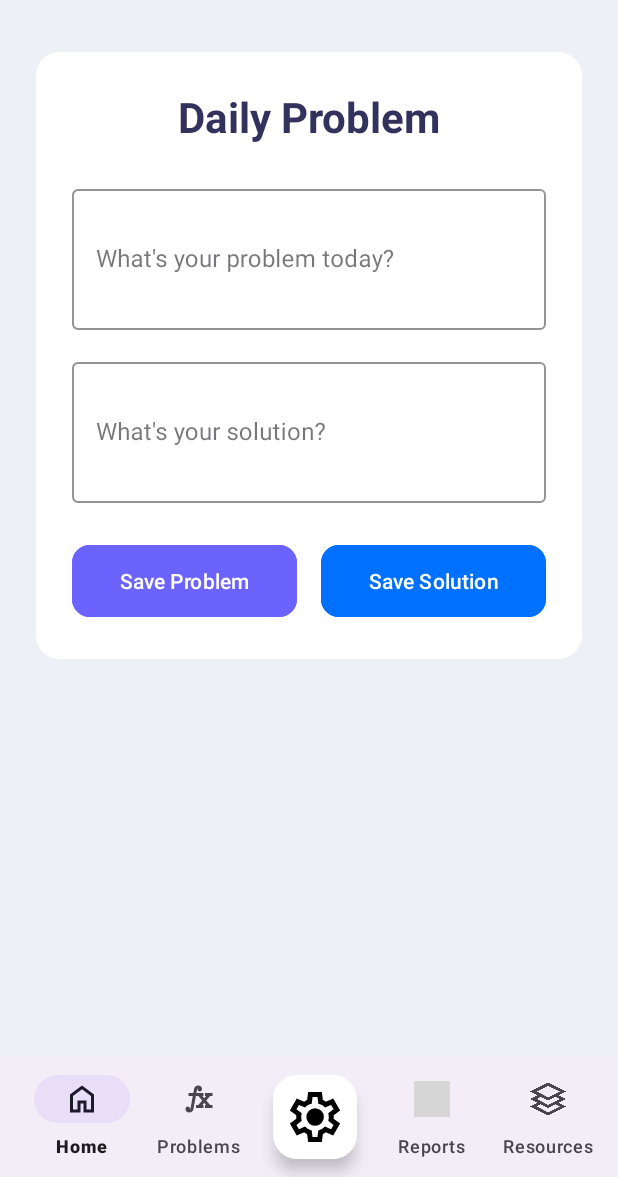
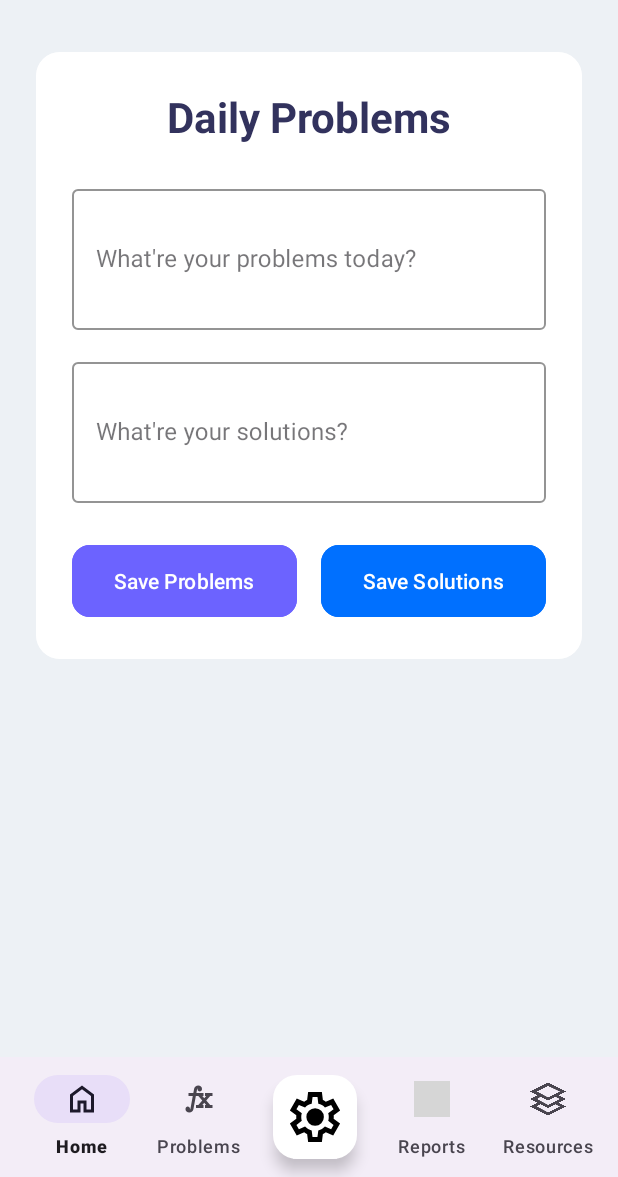
Before and after one commit to hamtadevosyan09/SolveStackAdmin, an Android app: the fragment AnswersFragment placed in its activity, on a phone screen of 412 x 824 dp, the part 59-1236 px from its top. Run offline under Robolectric (Android 15) with nearby library versions, the light colour scheme and no system bars; our stand-ins replace Firebase (no records; nobody signed in at launch, a user with empty details on screens opened directly); grey boxes are pictures that could not be loaded.

Commit message:
design changes

```diff
--- a/app/src/main/res/layout/fragment_answers.xml
+++ b/app/src/main/res/layout/fragment_answers.xml
@@ -36,7 +36,7 @@
                 <TextView
                     android:layout_width="match_parent"
                     android:layout_height="wrap_content"
-                    android:text="Daily Problem"
+                    android:text="Daily Problems"
                     android:gravity="center"
                     android:textSize="28sp"
                     android:textStyle="bold"
@@ -46,7 +46,7 @@
                     android:layout_width="match_parent"
                     android:layout_height="wrap_content"
                     android:layout_marginTop="24dp"
-                    android:hint="What's your problem today?"
+                    android:hint="What're your problems today?"
                     app:boxStrokeColor="@color/primary_blue"
                     app:hintTextColor="@color/secondary_text"
                     style="@style/Widget.MaterialComponents.TextInputLayout.OutlinedBox">
@@ -65,7 +65,7 @@
                     android:layout_width="match_parent"
                     android:layout_height="wrap_content"
                     android:layout_marginTop="16dp"
-                    android:hint="What's your solution?"
+                    android:hint="What're your solutions?"
                     app:boxStrokeColor="@color/primary_blue"
                     app:hintTextColor="@color/secondary_text"
                     style="@style/Widget.MaterialComponents.TextInputLayout.OutlinedBox">
@@ -92,7 +92,7 @@
                         android:layout_width="0dp"
                         android:layout_height="56dp"
                         android:layout_weight="1"
-                        android:text="Save Problem"
+                        android:text="Save Problems"
                         android:layout_marginEnd="8dp"
                         android:textAllCaps="false"
                         android:textColor="@color/white"
@@ -104,7 +104,7 @@
                         android:layout_width="0dp"
                         android:layout_height="56dp"
                         android:layout_weight="1"
-                        android:text="Save Solution"
+                        android:text="Save Solutions"
                         android:layout_marginStart="8dp"
                         android:textAllCaps="false"
                         app:cornerRadius="12dp"
```
